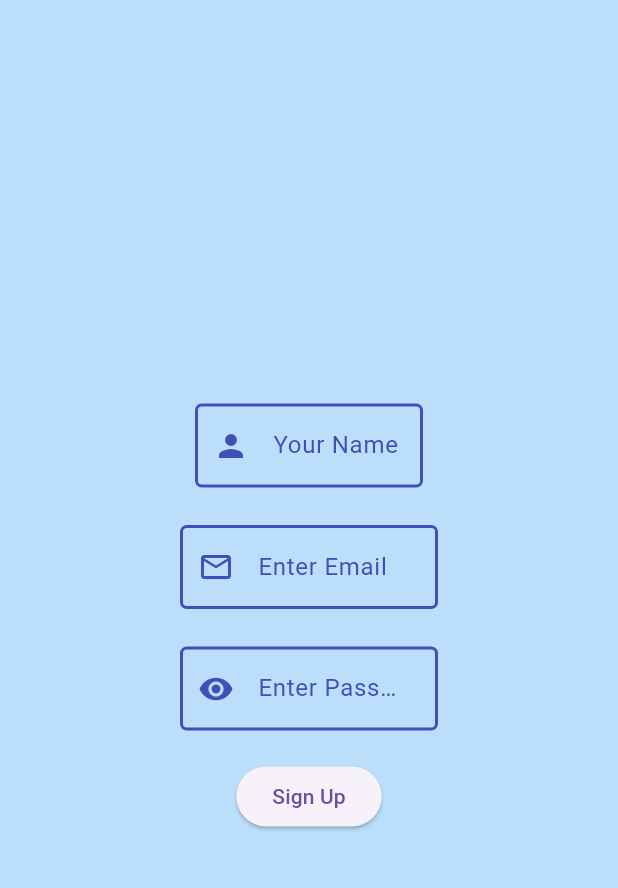
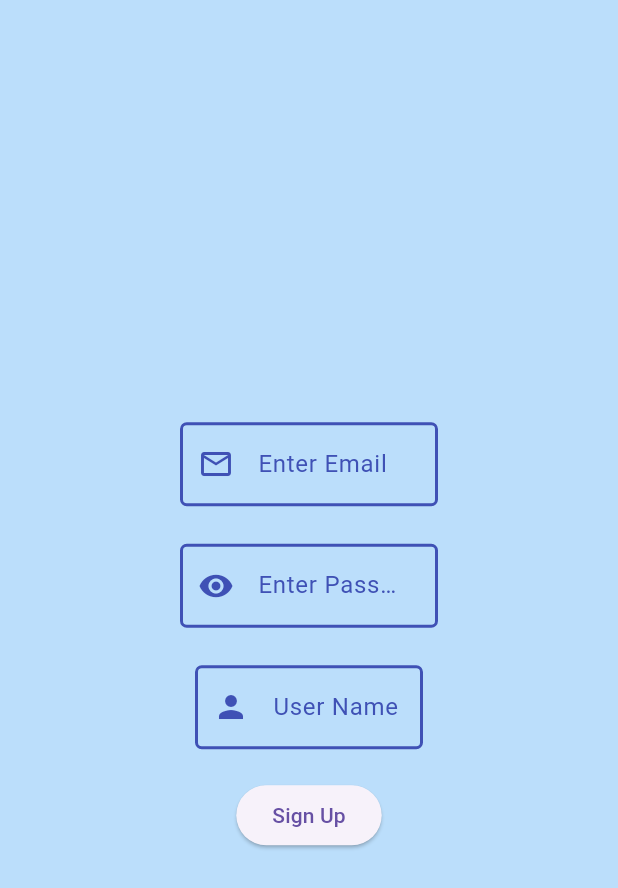
Before and after one commit to RakshaPurohit1508/HexaDairy_MilkApp, a Flutter app: the Signup screen opened directly, after a tap on "Sign Up", on a phone screen of 412 x 824 dp. Shown: the top 888 px of the screen. Run offline on Flutter 3.47's test engine with Material 3 defaults, Android fonts, the light colour scheme and no system bars; our stand-ins replace carousel_slider, flutter_screenutil.

Commit message:
Initial Commit

```diff
--- a/lib/signup.dart
+++ b/lib/signup.dart
@@ -12,17 +12,17 @@ class Signup extends StatefulWidget {
 
 class _SignupState extends State<Signup> {
   //const Signup({super.key});
-  TextEditingController nameController = TextEditingController();
+  TextEditingController usernameController = TextEditingController();
 
   TextEditingController mailController = TextEditingController();
 
-  TextEditingController pwdController = TextEditingController();
+  TextEditingController passwordController = TextEditingController();
 
   //TextEditingController cnfmpController = TextEditingController();
 
   Future<SignUpModel>signUp(String email,String password,String username)async{
     if(email==""|| password=="" || username==""){
-      // Enter Required Field's
+      //   Enter Required Field's
       //return log("Enter Required Field's");
       throw ArgumentError("Enter Required Fields");
     }
@@ -63,22 +63,6 @@ class _SignupState extends State<Signup> {
             crossAxisAlignment: CrossAxisAlignment.center,
             mainAxisAlignment: MainAxisAlignment.center,
             children: [
-              Padding(padding: EdgeInsets.symmetric(horizontal: 30),
-                child: TextField(
-                  controller: nameController,
-                  keyboardType: TextInputType.text,
-                  decoration: InputDecoration(
-                    hintText: "Your Name",
-                    hintStyle: TextStyle(color: Colors.indigo),
-                    prefixIcon: Icon(Icons.person),
-                    prefixIconColor: Colors.indigo,
-                    enabledBorder: OutlineInputBorder(
-                      borderSide: BorderSide(color: Colors.indigo, width: 2.0),
-                      borderRadius: BorderRadius.circular(4.5),
-                    ),
-                  ),
-                ),
-              ),
               SizedBox(height: 25,),
               Padding(
                 padding: const EdgeInsets.symmetric(horizontal: 20),
@@ -101,7 +85,7 @@ class _SignupState extends State<Signup> {
               Padding(
                 padding: const EdgeInsets.symmetric(horizontal: 20),
                 child: TextField(
-                  controller: pwdController,
+                  controller: passwordController,
                   keyboardType: TextInputType.text,
                   obscureText: true,
                   obscuringCharacter: "*",
@@ -109,6 +93,23 @@ class _SignupState extends State<Signup> {
                     hintText: "Enter Password",
                     hintStyle: TextStyle(color: Colors.indigo),
                     prefixIcon: Icon(Icons.remove_red_eye),
+                    prefixIconColor: Colors.indigo,
+                    enabledBorder: OutlineInputBorder(
+                      borderSide: BorderSide(color: Colors.indigo, width: 2.0),
+                      borderRadius: BorderRadius.circular(4.5),
+                    ),
+                  ),
+                ),
+              ),
+              SizedBox(height: 25,),
+              Padding(padding: EdgeInsets.symmetric(horizontal: 30),
+                child: TextField(
+                  controller: usernameController,
+                  keyboardType: TextInputType.text,
+                  decoration: InputDecoration(
+                    hintText: "User Name",
+                    hintStyle: TextStyle(color: Colors.indigo),
+                    prefixIcon: Icon(Icons.person),
                     prefixIconColor: Colors.indigo,
                     enabledBorder: OutlineInputBorder(
                       borderSide: BorderSide(color: Colors.indigo, width: 2.0),
@@ -139,7 +140,7 @@ class _SignupState extends State<Signup> {
               // ),
               SizedBox(height: 20,),
               ElevatedButton(onPressed: () {
-                signUp( mailController.text, pwdController.text, nameController.text);
+                signUp( mailController.text, passwordController.text, usernameController.text);
               },
                   child: Text("Sign Up")
               ),
```
